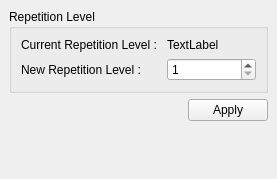
CCSEPBVR/CS-IS-PBVR, file Client/Widgets/RepetitionLevelControl.ui: the form before one commit.
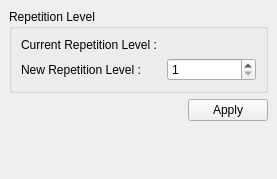
The form after the commit.

Patch:
```diff
--- a/Client/Widgets/RepetitionLevelControl.ui
+++ b/Client/Widgets/RepetitionLevelControl.ui
@@ -59,7 +59,7 @@
          <item row="0" column="1">
           <widget class="QLabel" name="dispCurrentRepetitionLevel">
            <property name="text">
-            <string>TextLabel</string>
+            <string/>
            </property>
           </widget>
          </item>
```
